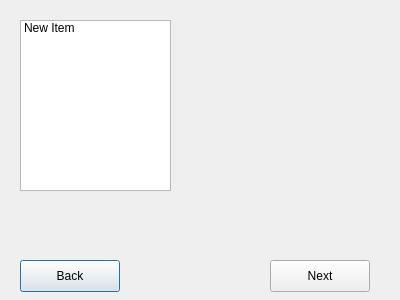
Old version of the form courseselectionwindow.ui in the repository hamza-hamzaa/Study-Buddy-C.S2-Lab-project.
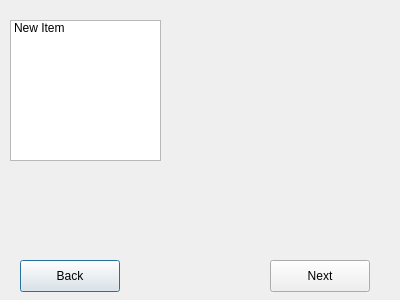
New version of the form.

```diff
--- a/courseselectionwindow.ui
+++ b/courseselectionwindow.ui
@@ -52,10 +52,10 @@
   <widget class="QListWidget" name="CourseListWidget">
    <property name="geometry">
     <rect>
-     <x>20</x>
+     <x>10</x>
      <y>20</y>
      <width>151</width>
-     <height>171</height>
+     <height>141</height>
     </rect>
    </property>
    <property name="selectionMode">
```
